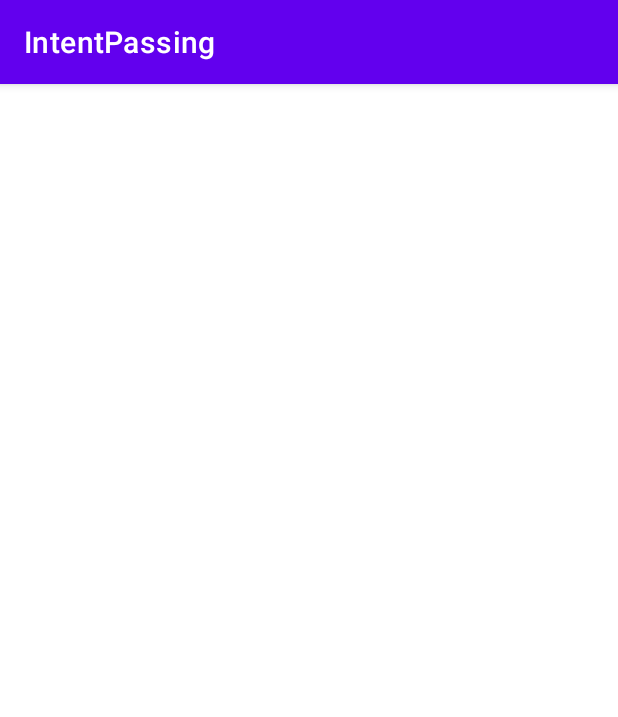
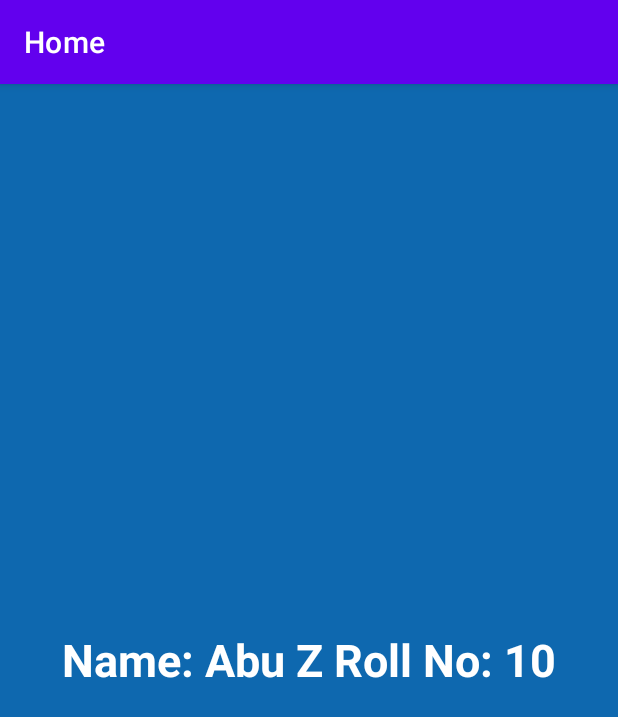
Before and after one commit to Mr-MachiNe11/Practices, an Android app: the screen it shows after launch (SecondActivity), after a tap on "NEXT", on a phone screen of 412 x 824 dp. Shown: the top 717 px of the screen. Run offline under Robolectric (Android 15) with nearby library versions, the phone set to English and light mode, and no system bars.

Commit message:
Bundle Passing

```diff
--- a/app/src/main/java/com/example/intentpassing/MainActivity.java
+++ b/app/src/main/java/com/example/intentpassing/MainActivity.java
@@ -19,6 +19,11 @@ public class MainActivity extends AppCompatActivity {
 
         Intent intent = new Intent(MainActivity.this, SecondActivity.class);
 
+        intent.putExtra("Name", "Abu Z");
+        intent.putExtra("Roll No", 10);
+        intent.putExtra("title", "Home");
+
+
         btnNext.setOnClickListener(new View.OnClickListener() {
             @Override
             public void onClick(View v) {
--- a/app/src/main/java/com/example/intentpassing/SecondActivity.java
+++ b/app/src/main/java/com/example/intentpassing/SecondActivity.java
@@ -2,13 +2,31 @@ package com.example.intentpassing;
 
 import androidx.appcompat.app.AppCompatActivity;
 
+import android.annotation.SuppressLint;
+import android.content.Intent;
 import android.os.Bundle;
+import android.widget.TextView;
 
 public class SecondActivity extends AppCompatActivity {
 
+    TextView tvInfo;
+
+    @SuppressLint("MissingInflatedId")
     @Override
     protected void onCreate(Bundle savedInstanceState) {
         super.onCreate(savedInstanceState);
         setContentView(R.layout.activity_second);
+
+        tvInfo = findViewById(R.id.tvInfo);
+
+        Intent fromMain = getIntent();
+        String name = fromMain.getStringExtra("Name");
+        int rollNo = fromMain.getIntExtra("Roll No", 0);
+        String title = fromMain.getStringExtra("title");
+
+        tvInfo.setText("Name: " + name + " Roll No: " + rollNo);
+        getSupportActionBar().setTitle(title);
+
+
     }
 }
--- a/app/src/main/res/layout/activity_second.xml
+++ b/app/src/main/res/layout/activity_second.xml
@@ -1,9 +1,29 @@
 <?xml version="1.0" encoding="utf-8"?>
-<androidx.constraintlayout.widget.ConstraintLayout xmlns:android="http://schemas.android.com/apk/res/android"
+<LinearLayout xmlns:android="http://schemas.android.com/apk/res/android"
     xmlns:app="http://schemas.android.com/apk/res-auto"
     xmlns:tools="http://schemas.android.com/tools"
     android:layout_width="match_parent"
     android:layout_height="match_parent"
-    tools:context=".SecondActivity">
+    tools:context=".SecondActivity"
+    android:orientation="vertical"
+    android:padding="20dp"
+    android:gravity="center"
+    android:background="#0E68AF"
 
-</androidx.constraintlayout.widget.ConstraintLayout>
+
+    >
+
+    <TextView
+        android:layout_width="wrap_content"
+        android:layout_height="wrap_content"
+        android:text="Info:"
+        android:textSize="30sp"
+        android:id="@+id/tvInfo"
+        android:textStyle="bold"
+        android:textColor="#FFFFFF"
+
+        />
+
+
+
+</LinearLayout>
```
